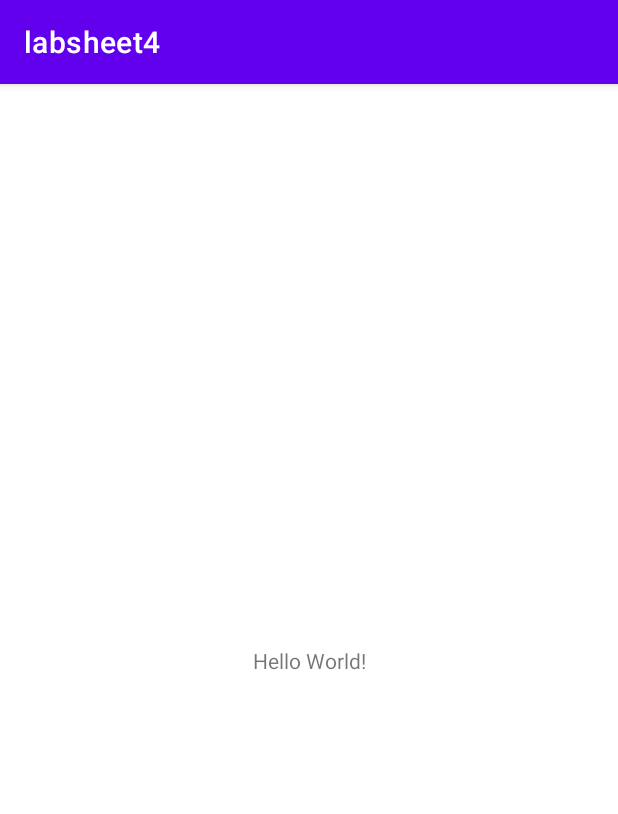
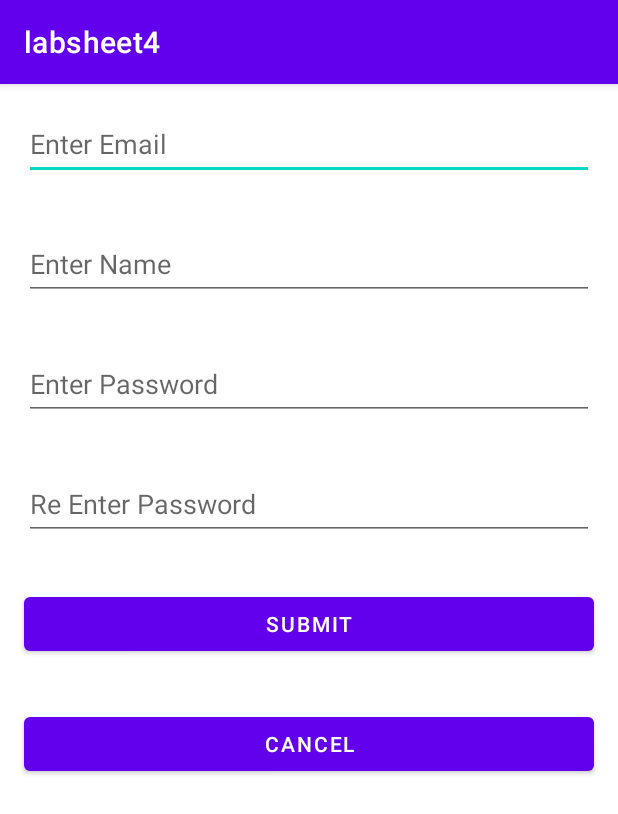
Before and after one commit to IT21161674/Labsheet4, an Android app: the screen it shows after launch (MainActivity), on a phone screen of 412 x 824 dp. Shown: the top 814 px of the screen. Run offline under Robolectric (Android 15) with nearby library versions, the phone set to English and light mode, and no system bars.

Commit message:
Update login layout

```diff
--- a/app/src/main/res/layout/activity_main.xml
+++ b/app/src/main/res/layout/activity_main.xml
@@ -1,18 +1,77 @@
 <?xml version="1.0" encoding="utf-8"?>
-<androidx.constraintlayout.widget.ConstraintLayout xmlns:android="http://schemas.android.com/apk/res/android"
+<LinearLayout xmlns:android="http://schemas.android.com/apk/res/android"
     xmlns:app="http://schemas.android.com/apk/res-auto"
     xmlns:tools="http://schemas.android.com/tools"
     android:layout_width="match_parent"
     android:layout_height="match_parent"
+    android:orientation="vertical"
     tools:context=".MainActivity">
 
-    <TextView
-        android:layout_width="wrap_content"
+    <EditText
+        android:id="@+id/edtEmail"
+        android:layout_width="match_parent"
+        android:layout_height="48dp"
+        android:layout_marginLeft="16dp"
+        android:layout_marginTop="16dp"
+        android:layout_marginRight="16dp"
+        android:layout_marginBottom="16dp"
+        android:ems="10"
+        android:hint="@string/enterEmail"
+        android:inputType="textPersonName" />
+
+    <EditText
+        android:id="@+id/edtName"
+        android:layout_width="match_parent"
+        android:layout_height="48dp"
+        android:layout_marginLeft="16dp"
+        android:layout_marginTop="16dp"
+        android:layout_marginRight="16dp"
+        android:layout_marginBottom="16dp"
+        android:ems="10"
+        android:hint="@string/enterName"
+        android:inputType="textPersonName" />
+
+    <EditText
+        android:id="@+id/edtPassword"
+        android:layout_width="match_parent"
+        android:layout_height="48dp"
+        android:layout_marginLeft="16dp"
+        android:layout_marginTop="16dp"
+        android:layout_marginRight="16dp"
+        android:layout_marginBottom="16dp"
+        android:ems="10"
+        android:hint="@string/enterPassword"
+        android:inputType="textPersonName" />
+
+    <EditText
+        android:id="@+id/edtReTypePassword"
+        android:layout_width="match_parent"
+        android:layout_height="48dp"
+        android:layout_marginLeft="16dp"
+        android:layout_marginTop="16dp"
+        android:layout_marginRight="16dp"
+        android:layout_marginBottom="16dp"
+        android:ems="10"
+        android:hint="@string/reEnterPassword"
+        android:inputType="textPersonName" />
+
+    <Button
+        android:id="@+id/btnSubmit"
+        android:layout_width="match_parent"
         android:layout_height="wrap_content"
-        android:text="Hello World!"
-        app:layout_constraintBottom_toBottomOf="parent"
-        app:layout_constraintEnd_toEndOf="parent"
-        app:layout_constraintStart_toStartOf="parent"
-        app:layout_constraintTop_toTopOf="parent" />
+        android:layout_marginLeft="16dp"
+        android:layout_marginTop="16dp"
+        android:layout_marginRight="16dp"
+        android:layout_marginBottom="16dp"
+        android:text="@string/btnSubmit" />
 
-</androidx.constraintlayout.widget.ConstraintLayout>
+    <Button
+        android:id="@+id/btnCancel"
+        android:layout_width="match_parent"
+        android:layout_height="wrap_content"
+        android:layout_marginLeft="16dp"
+        android:layout_marginTop="16dp"
+        android:layout_marginRight="16dp"
+        android:layout_marginBottom="16dp"
+        android:text="@string/btnCancel" />
+</LinearLayout>
--- a/app/src/main/res/values/strings.xml
+++ b/app/src/main/res/values/strings.xml
@@ -1,3 +1,9 @@
 <resources>
     <string name="app_name">labsheet4</string>
+    <string name="enterEmail">Enter Email</string>
+    <string name="enterName">Enter Name</string>
+    <string name="enterPassword">Enter Password</string>
+    <string name="reEnterPassword">Re Enter Password</string>
+    <string name="btnSubmit">Submit</string>
+    <string name="btnCancel">Cancel</string>
 </resources>
```
